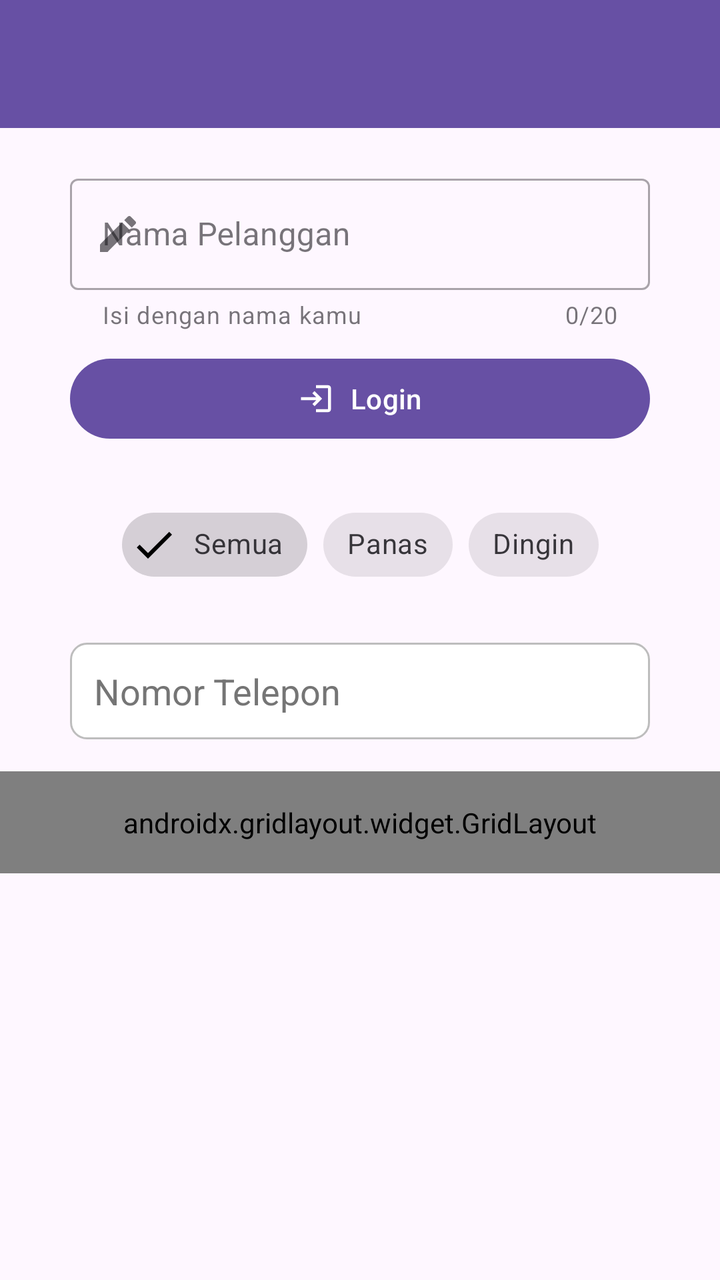
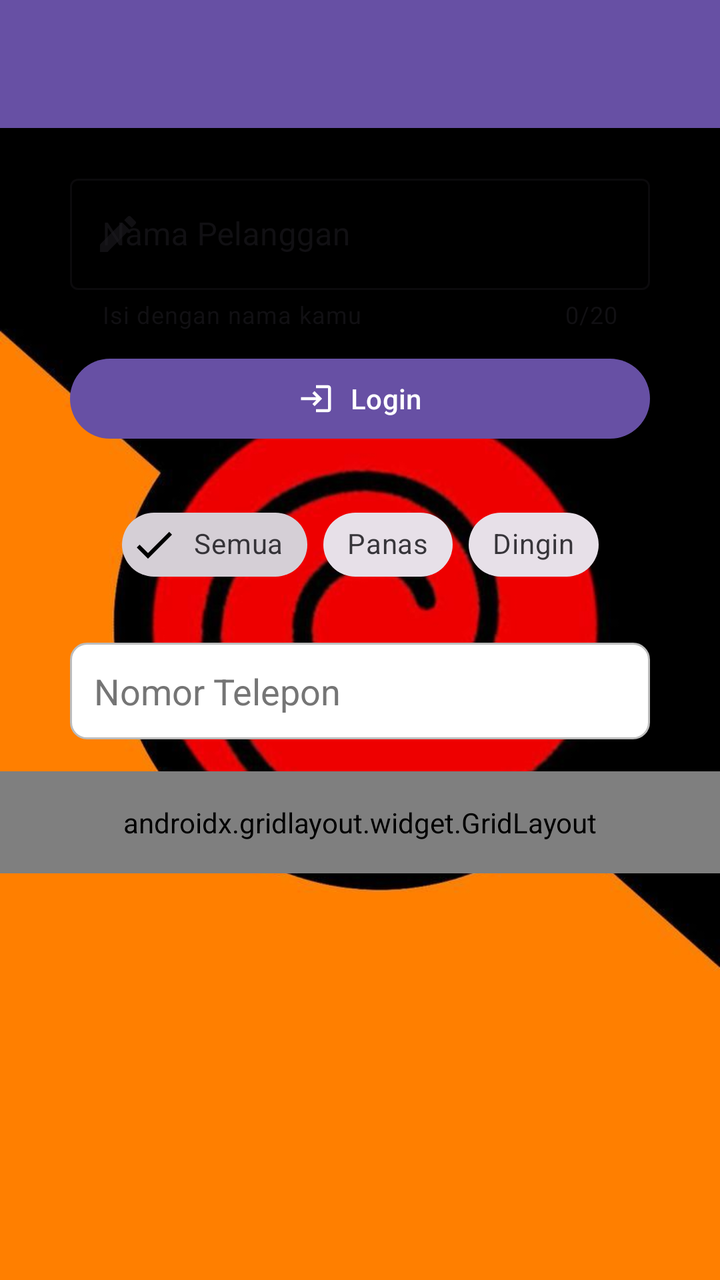

Before-and-after screenshots of an Android layout around one commit, followed by the original layout XML and the change that was made.
<!-- AndroidManifest.xml: application theme Theme.Rizkie_3TIA -->
<!-- res/layout/activity_ninth.xml -->
<?xml version="1.0" encoding="utf-8"?>
<androidx.constraintlayout.widget.ConstraintLayout
    xmlns:android="http://schemas.android.com/apk/res/android"
    xmlns:app="http://schemas.android.com/apk/res-auto"
    xmlns:tools="http://schemas.android.com/tools"
    android:id="@+id/main"
    android:layout_width="match_parent"
    android:layout_height="match_parent"
    tools:context=".Home.pertemuan_9.NinthActivity">

    <androidx.appcompat.widget.Toolbar
        android:id="@+id/toolbar"
        android:layout_width="0dp"
        android:layout_height="?attr/actionBarSize"
        android:background="?attr/colorPrimary"
        app:titleTextColor="@android:color/white"
        app:layout_constraintEnd_toEndOf="parent"
        app:layout_constraintStart_toStartOf="parent"
        app:layout_constraintTop_toTopOf="parent" />

    <ScrollView
        android:layout_width="0dp"
        android:layout_height="0dp"
        app:layout_constraintBottom_toBottomOf="parent"
        app:layout_constraintEnd_toEndOf="parent"
        app:layout_constraintStart_toStartOf="parent"
        app:layout_constraintTop_toBottomOf="@+id/toolbar">

        <androidx.constraintlayout.widget.ConstraintLayout
            android:layout_width="match_parent"
            android:layout_height="wrap_content"
            android:paddingBottom="24dp">

            
            <com.google.android.material.textfield.TextInputLayout
                android:id="@+id/textInputLayout"
                style="@style/Widget.MaterialComponents.TextInputLayout.OutlinedBox"
                android:layout_width="0dp"
                android:layout_height="wrap_content"
                android:layout_marginHorizontal="35dp"
                android:layout_marginTop="20dp"
                android:hint="Nama Pelanggan"
                app:counterEnabled="true"
                app:counterMaxLength="20"
                app:endIconMode="clear_text"
                app:errorEnabled="true"
                app:helperText="Isi dengan nama kamu"
                app:startIconDrawable="@drawable/ic_edit"
                app:layout_constraintEnd_toEndOf="parent"
                app:layout_constraintStart_toStartOf="parent"
                app:layout_constraintTop_toTopOf="parent">

                <com.google.android.material.textfield.TextInputEditText
                    android:id="@+id/etNama"
                    android:layout_width="match_parent"
                    android:layout_height="wrap_content"
                    android:inputType="textPersonName" />
            </com.google.android.material.textfield.TextInputLayout>

            <com.google.android.material.button.MaterialButton
                android:id="@+id/btnLogin"
                android:layout_width="0dp"
                android:layout_height="wrap_content"
                android:layout_marginHorizontal="35dp"
                android:layout_marginTop="10dp"
                android:text="Login"
                app:icon="@drawable/ic_login"
                app:iconGravity="textStart"
                app:iconPadding="8dp"
                app:layout_constraintEnd_toEndOf="parent"
                app:layout_constraintStart_toStartOf="parent"
                app:layout_constraintTop_toBottomOf="@+id/textInputLayout" />

            
            <com.google.android.material.chip.ChipGroup
                android:id="@+id/chipGroupFilter"
                android:layout_width="wrap_content"
                android:layout_height="wrap_content"
                android:layout_marginTop="25dp"
                app:selectionRequired="true"
                app:singleSelection="true"
                app:layout_constraintEnd_toEndOf="parent"
                app:layout_constraintStart_toStartOf="parent"
                app:layout_constraintTop_toBottomOf="@+id/btnLogin">

                <com.google.android.material.chip.Chip
                    android:id="@+id/chipSemua"
                    style="@style/Widget.MaterialComponents.Chip.Filter"
                    android:layout_width="wrap_content"
                    android:layout_height="wrap_content"
                    android:checked="true"
                    android:text="Semua" />

                <com.google.android.material.chip.Chip
                    android:id="@+id/chipPanas"
                    style="@style/Widget.MaterialComponents.Chip.Filter"
                    android:layout_width="wrap_content"
                    android:layout_height="wrap_content"
                    android:text="Panas" />

                <com.google.android.material.chip.Chip
                    android:id="@+id/chipDingin"
                    style="@style/Widget.MaterialComponents.Chip.Filter"
                    android:layout_width="wrap_content"
                    android:layout_height="wrap_content"
                    android:text="Dingin" />
            </com.google.android.material.chip.ChipGroup>

            
            <EditText
                android:id="@+id/etPhone"
                android:layout_width="0dp"
                android:layout_height="wrap_content"
                android:layout_marginHorizontal="35dp"
                android:layout_marginTop="25dp"
                android:background="@drawable/bg_rounded_container"
                android:hint="Nomor Telepon"
                android:inputType="phone"
                android:textColor="#000000"
                android:textColorHint="#757575"
                app:layout_constraintEnd_toEndOf="parent"
                app:layout_constraintStart_toStartOf="parent"
                app:layout_constraintTop_toBottomOf="@+id/chipGroupFilter" />

            
            <androidx.gridlayout.widget.GridLayout
                android:id="@+id/gridMenu"
                android:layout_width="0dp"
                android:layout_height="wrap_content"
                android:layout_marginTop="16dp"
                android:padding="16dp"
                app:columnCount="3"
                app:useDefaultMargins="true"
                app:layout_constraintEnd_toEndOf="parent"
                app:layout_constraintStart_toStartOf="parent"
                app:layout_constraintTop_toBottomOf="@+id/etPhone">

                <com.google.android.material.button.MaterialButton
                    android:id="@+id/btnEspresso"
                    android:layout_width="0dp"
                    android:layout_height="wrap_content"
                    android:paddingHorizontal="4dp"
                    android:text="Espresso"
                    android:textAllCaps="false"
                    android:textSize="12sp"
                    app:layout_columnWeight="1"
                    app:layout_gravity="fill_horizontal" />

                <com.google.android.material.button.MaterialButton
                    android:id="@+id/btnLatte"
                    android:layout_width="0dp"
                    android:layout_height="wrap_content"
                    android:paddingHorizontal="4dp"
                    android:text="Latte"
                    android:textAllCaps="false"
                    android:textSize="12sp"
                    app:layout_columnWeight="1"
                    app:layout_gravity="fill_horizontal" />

                <com.google.android.material.button.MaterialButton
                    android:id="@+id/btnCappuccino"
                    android:layout_width="0dp"
                    android:layout_height="wrap_content"
                    android:paddingHorizontal="4dp"
                    android:text="Cappuccino"
                    android:textAllCaps="false"
                    android:textSize="12sp"
                    app:layout_columnWeight="1"
                    app:layout_gravity="fill_horizontal" />

                <com.google.android.material.button.MaterialButton
                    android:id="@+id/btnAmericano"
                    android:layout_width="0dp"
                    android:layout_height="wrap_content"
                    android:paddingHorizontal="4dp"
                    android:text="Americano"
                    android:textAllCaps="false"
                    android:textSize="12sp"
                    app:layout_columnWeight="1"
                    app:layout_gravity="fill_horizontal" />

                <com.google.android.material.button.MaterialButton
                    android:id="@+id/btnMocha"
                    android:layout_width="0dp"
                    android:layout_height="wrap_content"
                    android:paddingHorizontal="4dp"
                    android:text="Mocha"
                    android:textAllCaps="false"
                    android:textSize="12sp"
                    app:layout_columnWeight="1"
                    app:layout_gravity="fill_horizontal" />

                <com.google.android.material.button.MaterialButton
                    android:id="@+id/btnKopiSusu"
                    android:layout_width="0dp"
                    android:layout_height="wrap_content"
                    android:paddingHorizontal="4dp"
                    android:text="Kopi Susu"
                    android:textAllCaps="false"
                    android:textSize="12sp"
                    app:layout_columnWeight="1"
                    app:layout_gravity="fill_horizontal" />
            </androidx.gridlayout.widget.GridLayout>
        </androidx.constraintlayout.widget.ConstraintLayout>
    </ScrollView>
</androidx.constraintlayout.widget.ConstraintLayout>
<!-- resources referenced by this layout -->
<resources>
  <!-- drawable bg_rounded_container (drawable) -->
  <?xml version="1.0" encoding="utf-8"?>
  <shape xmlns:android="http://schemas.android.com/apk/res/android"
      android:shape="rectangle">
      <solid android:color="#FFFFFF" />
      <stroke
          android:width="1dp"
          android:color="#BDBDBD" />
      <corners android:radius="8dp" />
      <padding
          android:left="12dp"
          android:top="12dp"
          android:right="12dp"
          android:bottom="12dp" />
  </shape>
  <!-- drawable ic_edit (drawable) -->
  <vector xmlns:android="http://schemas.android.com/apk/res/android"
      android:width="24dp"
      android:height="24dp"
      android:viewportWidth="24"
      android:viewportHeight="24">
      <path
          android:fillColor="#5F6368"
          android:pathData="M3,17.25V21h3.75L17.81,9.94l-3.75,-3.75L3,17.25zM20.71,7.04c0.39,-0.39 0.39,-1.02 0,-1.41l-2.34,-2.34c-0.39,-0.39 -1.02,-0.39 -1.41,0l-1.83,1.83 3.75,3.75 1.83,-1.83z" />
  </vector>
  <!-- drawable ic_login (drawable) -->
  <vector xmlns:android="http://schemas.android.com/apk/res/android"
      android:width="24dp"
      android:height="24dp"
      android:viewportWidth="24"
      android:viewportHeight="24">
      <path
          android:fillColor="#FFFFFF"
          android:pathData="M11,7L9.6,8.4l2.6,2.6H2v2h10.2l-2.6,2.6L11,17l5,-5 -5,-5zM20,19h-8v2h8c1.1,0 2,-0.9 2,-2V5c0,-1.1 -0.9,-2 -2,-2h-8v2h8v14z" />
  </vector>
  <style name="Theme.Rizkie_3TIA" parent="Base.Theme.Rizkie_3TIA" />
  <style name="Base.Theme.Rizkie_3TIA" parent="Theme.Material3.DayNight.NoActionBar">
          
          
      </style>
</resources>

<!-- the commit's change to res/layout/activity_ninth.xml (unified diff, before → after) -->
@@ -6,7 +6,8 @@
     android:id="@+id/main"
     android:layout_width="match_parent"
     android:layout_height="match_parent"
-    tools:context=".Home.pertemuan_9.NinthActivity">
+    tools:context=".Home.pertemuan_9.NinthActivity"
+    android:background="@drawable/uzumakie">
 
     <androidx.appcompat.widget.Toolbar
         android:id="@+id/toolbar"
<!-- resource entries referenced after the edit -->
@@ -35,6 +35,7 @@
           android:fillColor="#FFFFFF"
           android:pathData="M11,7L9.6,8.4l2.6,2.6H2v2h10.2l-2.6,2.6L11,17l5,-5 -5,-5zM20,19h-8v2h8c1.1,0 2,-0.9 2,-2V5c0,-1.1 -0.9,-2 -2,-2h-8v2h8v14z" />
   </vector>
+  <!-- drawable uzumakie: jpg bitmap (drawable, 27465 bytes) -->
   <style name="Theme.Rizkie_3TIA" parent="Base.Theme.Rizkie_3TIA" />
   <style name="Base.Theme.Rizkie_3TIA" parent="Theme.Material3.DayNight.NoActionBar">
           
